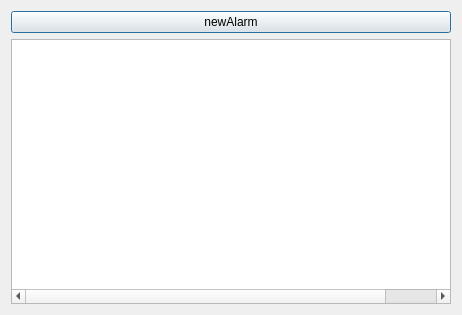
Before: the Qt Designer form alarmlist.ui in community-ssu/clock-ui, drawn with Qt 5.
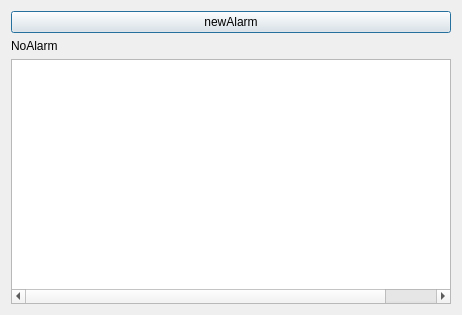
After: the same form once the commit is applied.

Commit message: * "No alarms" will be displayed in alarmlist if relevant (default clock like) * am/pm textpart in time display made smaller (default clock like) * setting time plus date in past again made more difficult * prepared for possible future custom per alarm sounds

```diff
--- a/alarmlist.ui
+++ b/alarmlist.ui
@@ -27,7 +27,7 @@
      </property>
     </widget>
    </item>
-   <item row="1" column="0">
+   <item row="2" column="0">
     <widget class="QTreeWidget" name="treeWidget">
      <property name="selectionBehavior">
       <enum>QAbstractItemView::SelectRows</enum>
@@ -80,6 +80,13 @@
      </column>
     </widget>
    </item>
+   <item row="1" column="0">
+    <widget class="QLabel" name="label">
+     <property name="text">
+      <string>NoAlarm</string>
+     </property>
+    </widget>
+   </item>
   </layout>
  </widget>
  <resources/>
```
The commit also changes 11 other files.
